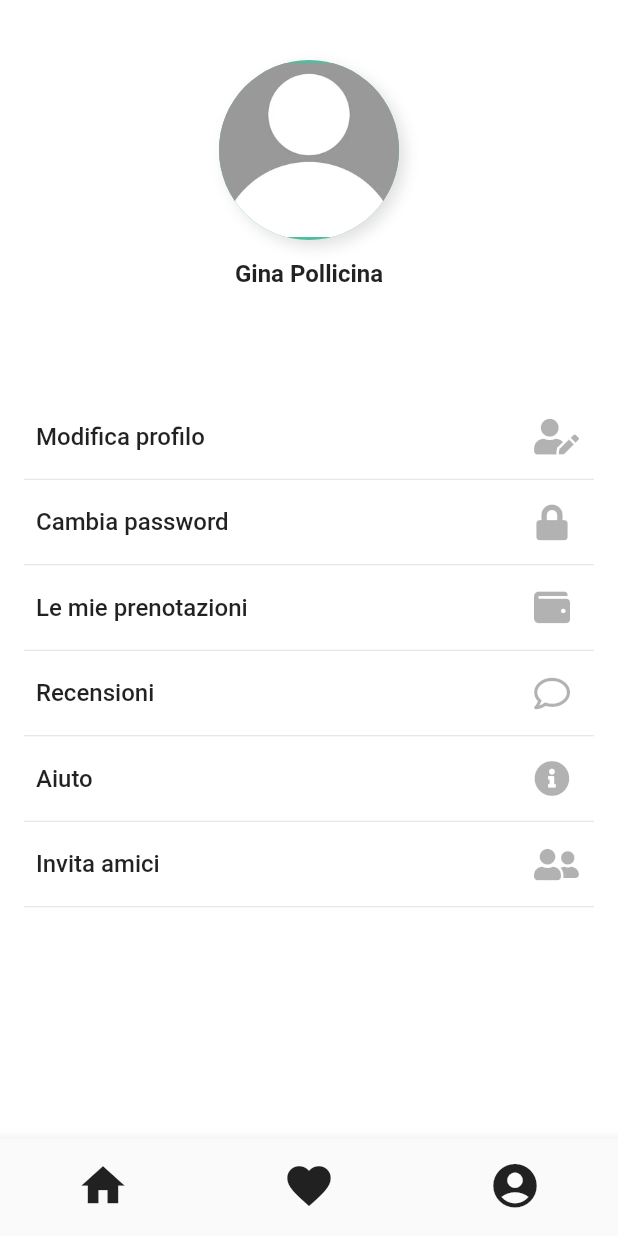
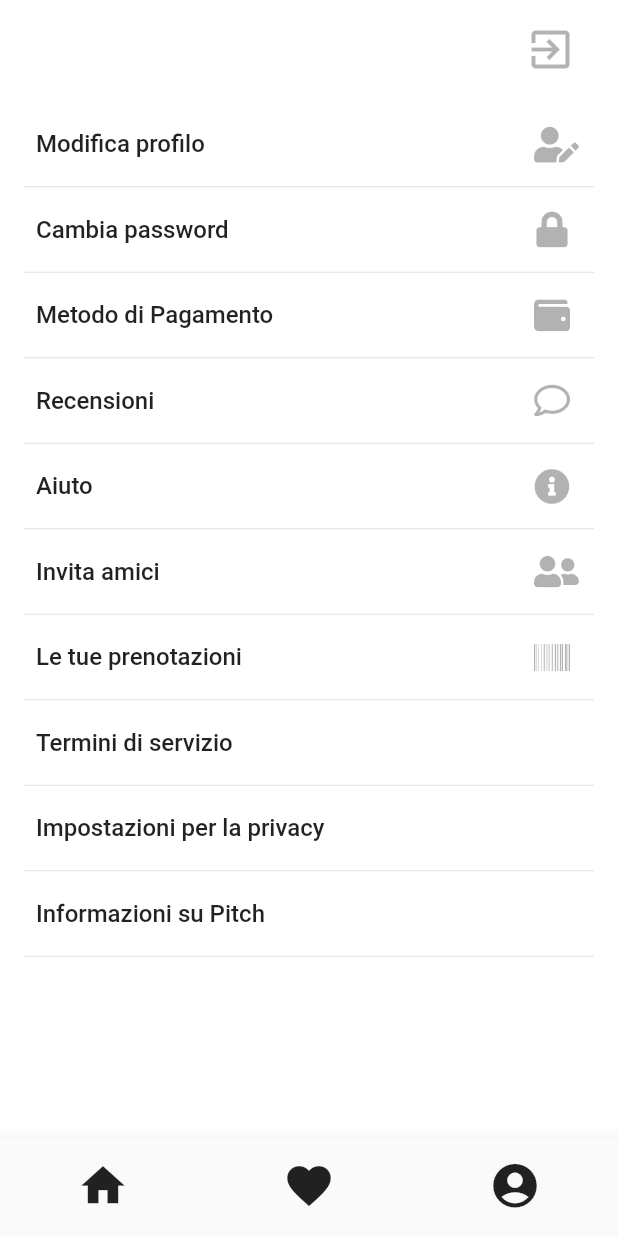
Before and after one commit to T-Sharp-ggmc/Pitch.com, a Flutter app: the screen it shows after launch, item 3 of the bottom bar chosen, on a phone screen of 412 x 824 dp. Run offline on Flutter 3.47's test engine with Material 2 defaults, Android fonts, the phone set to English and light mode, and no system bars; our stand-ins replace font_awesome_flutter, smooth_star_rating; missing offline and left inert: flutter_page_indicator.

Commit message:
Account Page

```diff
--- a/lib/models/profileSelectionList.dart
+++ b/lib/models/profileSelectionList.dart
@@ -26,7 +26,7 @@ class SettingsListData {
       iconData: FontAwesomeIcons.lock,
     ),
     SettingsListData(
-      titleTxt: 'Le mie prenotazioni',
+      titleTxt: 'Metodo di Pagamento',
       isSelected: false,
       iconData: FontAwesomeIcons.wallet,
     ),
@@ -45,8 +45,29 @@ class SettingsListData {
       isSelected: false,
       iconData: FontAwesomeIcons.userFriends,
     ),
+    SettingsListData(
+      titleTxt: 'Le tue prenotazioni',
+      isSelected: false,
+      iconData: FontAwesomeIcons.barcode,
+    ),
+    SettingsListData(
+      titleTxt: 'Termini di servizio',
+      isSelected: false,
+      iconData: null,
+    ),
+    SettingsListData(
+      titleTxt: 'Impostazioni per la privacy',
+      isSelected: false,
+      iconData: null,
+    ),
+    SettingsListData(
+      titleTxt: 'Informazioni su Pitch',
+      isSelected: false,
+      iconData: null,
+    ),
   ];
 
+  //to remove
   static List<SettingsListData> appSettingsList = [
       SettingsListData(
         titleTxt: 'Gestisci Privacy',
--- a/lib/screens/accountScreens/accountScreen.dart
+++ b/lib/screens/accountScreens/accountScreen.dart
@@ -1,5 +1,7 @@
 import 'package:Pitch/models/profileSelectionList.dart';
 import 'package:Pitch/screens/accountScreens/editAccountScreen.dart';
+import 'package:Pitch/screens/accountScreens/paymentMethodScreen.dart';
+import 'package:Pitch/sizeConfig.dart';
 import 'package:Pitch/widgets/accountImage.dart';
 import 'package:flutter/material.dart';
 
@@ -8,7 +10,10 @@ import 'changepassword.dart';
 import 'helpScreen.dart';
 import 'inviteFriendScreen.dart';
 import 'bookingScreen.dart';
+import 'pitchInfoScreen.dart';
+import 'privacySettingScreen.dart';
 import 'reviewScreen.dart';
+import 'serviceTermScreen.dart';
 
 class AccountScreen extends StatefulWidget {
   final AnimationController animationController;
@@ -41,44 +46,15 @@ class _AccountScreenState extends State<AccountScreen> {
           },
           child: Column(
             mainAxisAlignment: MainAxisAlignment.center,
-            crossAxisAlignment: CrossAxisAlignment.start,
+            crossAxisAlignment: CrossAxisAlignment.end,
             children: <Widget>[
-              Expanded(
-                child: ListView.builder(
-                  padding: EdgeInsets.only(
-                      bottom: 16 + MediaQuery.of(context).padding.bottom),
-                  itemCount: 1,
-                  itemBuilder: (context, index) {
-                    return Padding(
-                      padding: const EdgeInsets.only(bottom: 16),
-                      child: Row(
-                        mainAxisAlignment: MainAxisAlignment.center,
-                        crossAxisAlignment: CrossAxisAlignment.center,
-                        children: <Widget>[
-                          Container(
-                            width: MediaQuery.of(context).size.width,
-                            height: 200,
-                            child: Stack(
-                              alignment: Alignment.center,
-                              children: <Widget>[
-                                AccountImage(),
-                                Positioned(
-                                  bottom: 8,
-                                  child: Text(
-                                    "Gina Pollicina",
-                                    style: TextStyle(
-                                      fontWeight: FontWeight.w600,
-                                      fontSize: 16,
-                                    ),
-                                  ),
-                                ),
-                              ],
-                            ),
-                          ),
-                        ],
-                      ),
-                    );
-                  },
+              //da implementare funzione logout
+              Padding(
+                padding: EdgeInsets.only(right: 28, top: 16, bottom: 8),
+                child: Icon(
+                  Icons.exit_to_app,
+                  size: 34,
+                  color: AppTheme.getTheme().disabledColor.withOpacity(0.3),
                 ),
               ),
               getProfileOption(),
@@ -91,7 +67,6 @@ class _AccountScreenState extends State<AccountScreen> {
 
   Widget getProfileOption() {
     return Expanded(
-      flex: 2,
       child: ListView.builder(
         physics: BouncingScrollPhysics(),
         padding: EdgeInsets.only(top: 10),
@@ -120,7 +95,7 @@ class _AccountScreenState extends State<AccountScreen> {
                 Navigator.push(
                   context,
                   MaterialPageRoute(
-                    builder: (context) => BookingScreen(),
+                    builder: (context) => PaymentMethodScreen(),
                     fullscreenDialog: true,
                   ),
                 );
@@ -150,6 +125,42 @@ class _AccountScreenState extends State<AccountScreen> {
                   context,
                   MaterialPageRoute(
                     builder: (context) => InviteFriendScreen(),
+                    fullscreenDialog: true,
+                  ),
+                );
+              }
+              if (index == 6) {
+                Navigator.push(
+                  context,
+                  MaterialPageRoute(
+                    builder: (context) => BookingScreen(),
+                    fullscreenDialog: true,
+                  ),
+                );
+              }
+              if (index == 7) {
+                Navigator.push(
+                  context,
+                  MaterialPageRoute(
+                    builder: (context) => ServiceTermScreen(),
+                    fullscreenDialog: true,
+                  ),
+                );
+              }
+              if (index == 8) {
+                Navigator.push(
+                  context,
+                  MaterialPageRoute(
+                    builder: (context) => PrivacySettingScreen(),
+                    fullscreenDialog: true,
+                  ),
+                );
+              }
+              if (index == 9) {
+                Navigator.push(
+                  context,
+                  MaterialPageRoute(
+                    builder: (context) => PitchInfoScreen(),
                     fullscreenDialog: true,
                   ),
                 );
```
Also changed, not shown: lib/screens/accountScreens/editAccountScreen.dart (+0 -37 lines), lib/screens/accountScreens/paymentMethodScreen.dart (added, +38 -0 lines), lib/screens/accountScreens/pitchInfoScreen.dart (added, +38 -0 lines), lib/screens/accountScreens/privacySettingScreen.dart (added, +38 -0 lines), lib/screens/accountScreens/serviceTermScreen.dart (added, +38 -0 lines).
